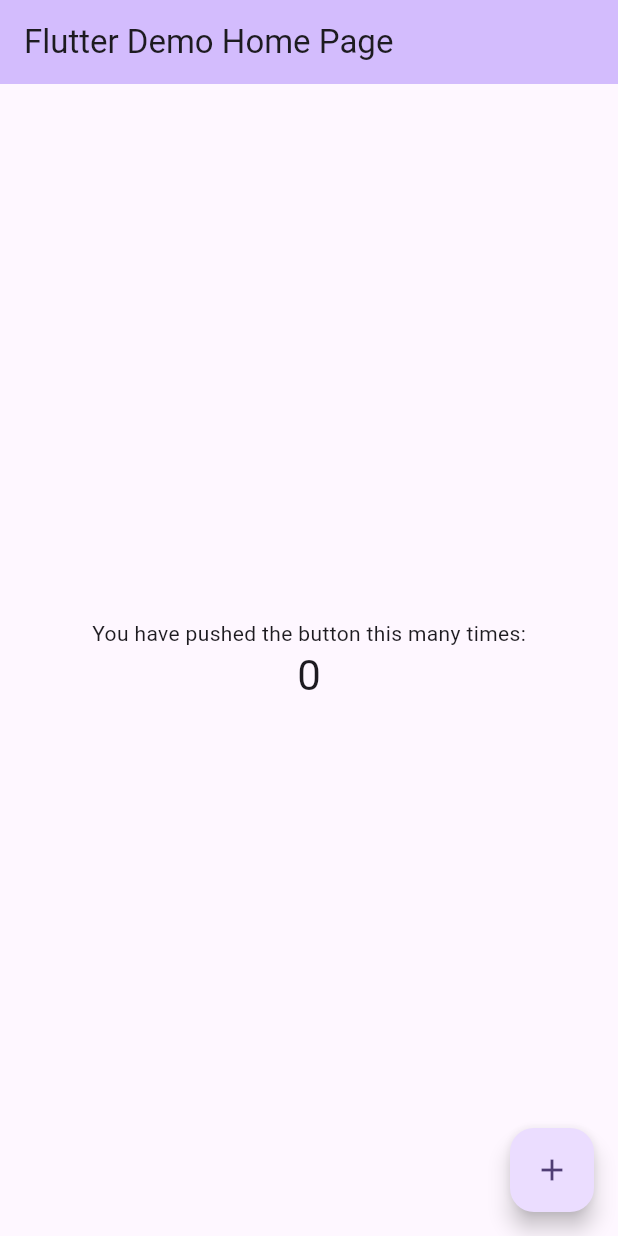
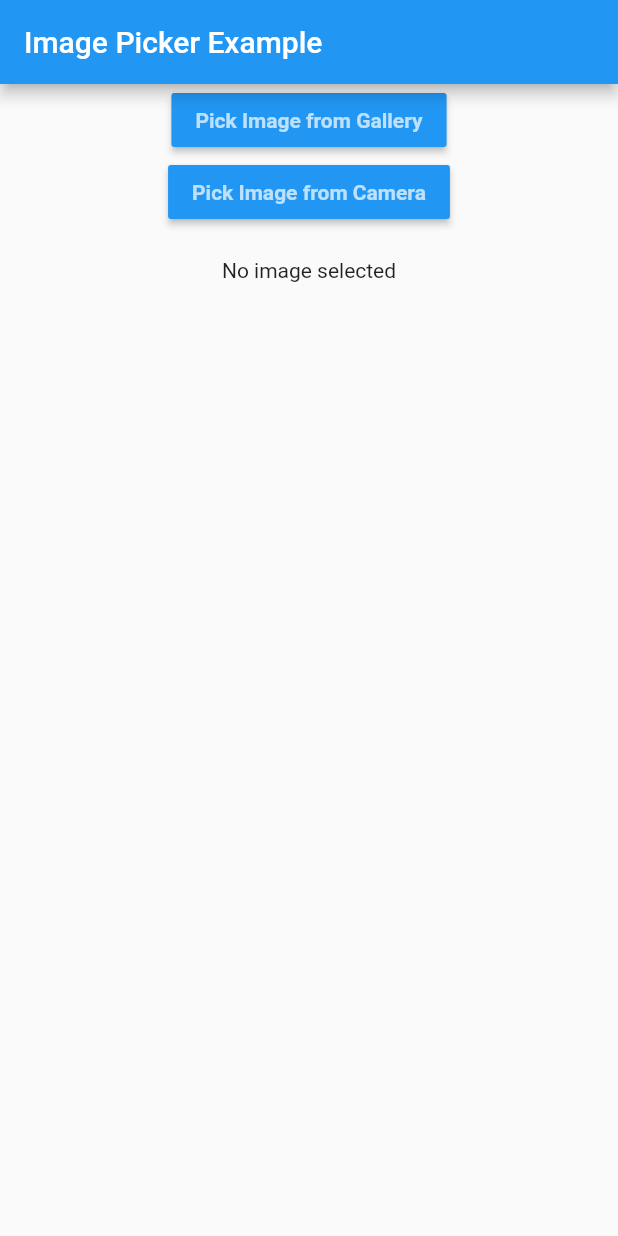
Before and after one commit to DisobeYCH/translate, a Flutter app: the screen it shows after launch, on a phone screen of 412 x 824 dp. Run offline on Flutter 3.47's test engine with Material 2 defaults, Android fonts, the phone set to English and light mode, and no system bars; our stand-ins replace image_picker.

Commit message:
ImagePicker

```diff
--- a/translate/lib/main.dart
+++ b/translate/lib/main.dart
@@ -1,11 +1,16 @@
+import 'dart:io';
+import 'dart:math';
+
 import 'package:flutter/material.dart';
+import 'package:flutter/services.dart';
+import 'package:image_picker/image_picker.dart';
 
 void main() {
   runApp(const MyApp());
 }
 
 class MyApp extends StatelessWidget {
-  const MyApp({super.key});
+  const MyApp({Key? key}) : super(key: key);
 
   // This widget is the root of your application.
   @override
@@ -15,21 +20,14 @@
       theme: ThemeData(
         // This is the theme of your application.
         //
-        // TRY THIS: Try running your application with "flutter run". You'll see
-        // the application has a blue toolbar. Then, without quitting the app,
-        // try changing the seedColor in the colorScheme below to Colors.green
-        // and then invoke "hot reload" (save your changes or press the "hot
-        // reload" button in a Flutter-supported IDE, or press "r" if you used
-        // the command line to start the app).
-        //
+        // Try running your application with "flutter run". You'll see the
+        // application has a blue toolbar. Then, without quitting the app, try
+        // changing the primarySwatch below to Colors.green and then invoke
+        // "hot reload" (press "r" in the console where you ran "flutter run",
+        // or simply save your changes to "hot reload" in a Flutter IDE).
         // Notice that the counter didn't reset back to zero; the application
-        // state is not lost during the reload. To reset the state, use hot
-        // restart instead.
-        //
-        // This works for code too, not just values: Most code changes can be
-        // tested with just a hot reload.
-        colorScheme: ColorScheme.fromSeed(seedColor: Colors.deepPurple),
-        useMaterial3: true,
+        // is not restarted.
+        primarySwatch: Colors.blue,
       ),
       home: const MyHomePage(title: 'Flutter Demo Home Page'),
     );
@@ -37,7 +35,7 @@
 }
 
 class MyHomePage extends StatefulWidget {
-  const MyHomePage({super.key, required this.title});
+  const MyHomePage({Key? key, required this.title}) : super(key: key);
 
   // This widget is the home page of your application. It is stateful, meaning
   // that it has a State object (defined below) that contains fields that affect
@@ -55,71 +53,78 @@
 }
 
 class _MyHomePageState extends State<MyHomePage> {
-  int _counter = 0;
 
-  void _incrementCounter() {
-    setState(() {
-      // This call to setState tells the Flutter framework that something has
-      // changed in this State, which causes it to rerun the build method below
-      // so that the display can reflect the updated values. If we changed
-      // _counter without calling setState(), then the build method would not be
-      // called again, and so nothing would appear to happen.
-      _counter++;
-    });
+
+  File? image;
+
+  Future pickImage() async {
+    try {
+
+      final image = await ImagePicker().pickImage(source: ImageSource.gallery);
+
+      if(image == null) return;
+
+      final imageTemp = File(image.path);
+
+      setState(() => this.image = imageTemp);
+    } on PlatformException catch(e) {
+      print('Failed to pick image: $e');
+    }
+  }
+
+  Future pickImageC() async {
+    try {
+      final image = await ImagePicker().pickImage(source: ImageSource.camera);
+
+      if(image == null) return;
+
+      final imageTemp = File(image.path);
+
+      setState(() => this.image = imageTemp);
+    } on PlatformException catch(e) {
+      print('Failed to pick image: $e');
+    }
   }
 
   @override
   Widget build(BuildContext context) {
-    // This method is rerun every time setState is called, for instance as done
-    // by the _incrementCounter method above.
-    //
-    // The Flutter framework has been optimized to make rerunning build methods
-    // fast, so that you can just rebuild anything that needs updating rather
-    // than having to individually change instances of widgets.
     return Scaffold(
       appBar: AppBar(
-        // TRY THIS: Try changing the color here to a specific color (to
-        // Colors.amber, perhaps?) and trigger a hot reload to see the AppBar
-        // change color while the other colors stay the same.
-        backgroundColor: Theme.of(context).colorScheme.inversePrimary,
-        // Here we take the value from the MyHomePage object that was created by
-        // the App.build method, and use it to set our appbar title.
-        title: Text(widget.title),
+        title: const Text("Image Picker Example"),
       ),
       body: Center(
-        // Center is a layout widget. It takes a single child and positions it
-        // in the middle of the parent.
         child: Column(
-          // Column is also a layout widget. It takes a list of children and
-          // arranges them vertically. By default, it sizes itself to fit its
-          // children horizontally, and tries to be as tall as its parent.
-          //
-          // Column has various properties to control how it sizes itself and
-          // how it positions its children. Here we use mainAxisAlignment to
-          // center the children vertically; the main axis here is the vertical
-          // axis because Columns are vertical (the cross axis would be
-          // horizontal).
-          //
-          // TRY THIS: Invoke "debug painting" (choose the "Toggle Debug Paint"
-          // action in the IDE, or press "p" in the console), to see the
-          // wireframe for each widget.
-          mainAxisAlignment: MainAxisAlignment.center,
-          children: <Widget>[
-            const Text(
-              'You have pushed the button this many times:',
+          children: [
+            MaterialButton(
+                color: Colors.blue,
+                child: const Text(
+                    "Pick Image from Gallery",
+                  style: TextStyle(
+                    color: Colors.white70, fontWeight: FontWeight.bold
+                  )
+                ),
+                onPressed: () {
+
+                  pickImage();
+                }
             ),
-            Text(
-              '$_counter',
-              style: Theme.of(context).textTheme.headlineMedium,
+            MaterialButton(
+                color: Colors.blue,
+                child: const Text(
+                    "Pick Image from Camera",
+                    style: TextStyle(
+                        color: Colors.white70, fontWeight: FontWeight.bold
+                    )
+                ),
+                onPressed: () {
+                  pickImageC();
+                }
             ),
+            SizedBox(height: 20,),
+            image != null ? Image.file(image!): Text("No image selected")
           ],
         ),
-      ),
-      floatingActionButton: FloatingActionButton(
-        onPressed: _incrementCounter,
-        tooltip: 'Increment',
-        child: const Icon(Icons.add),
-      ), // This trailing comma makes auto-formatting nicer for build methods.
+      )
     );
   }
 }
--- a/translate/pubspec.yaml
+++ b/translate/pubspec.yaml
@@ -31,10 +31,13 @@
   flutter:
     sdk: flutter
 
-
   # The following adds the Cupertino Icons font to your application.
   # Use with the CupertinoIcons class for iOS style icons.
   cupertino_icons: ^1.0.2
+  image_picker: ^0.8.3
+  learning_text_recognition: ^0.0.4
+
+
 
 dev_dependencies:
   flutter_test:
```
Also changed, not shown: translate/pubspec.lock, 1 other file.
